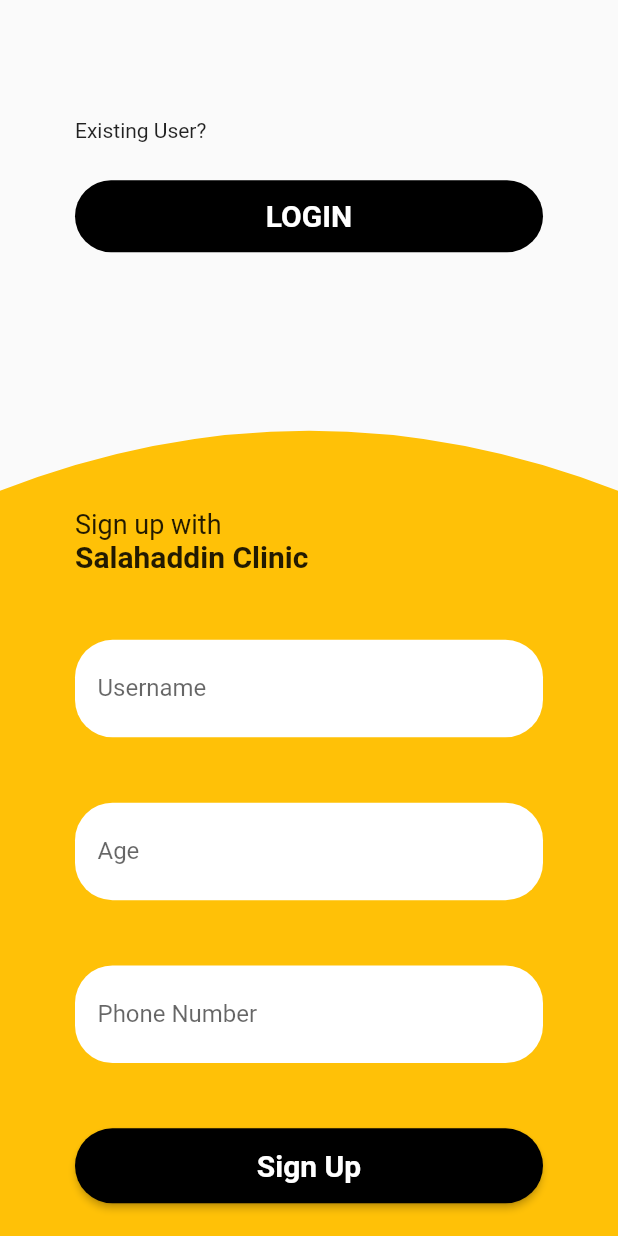
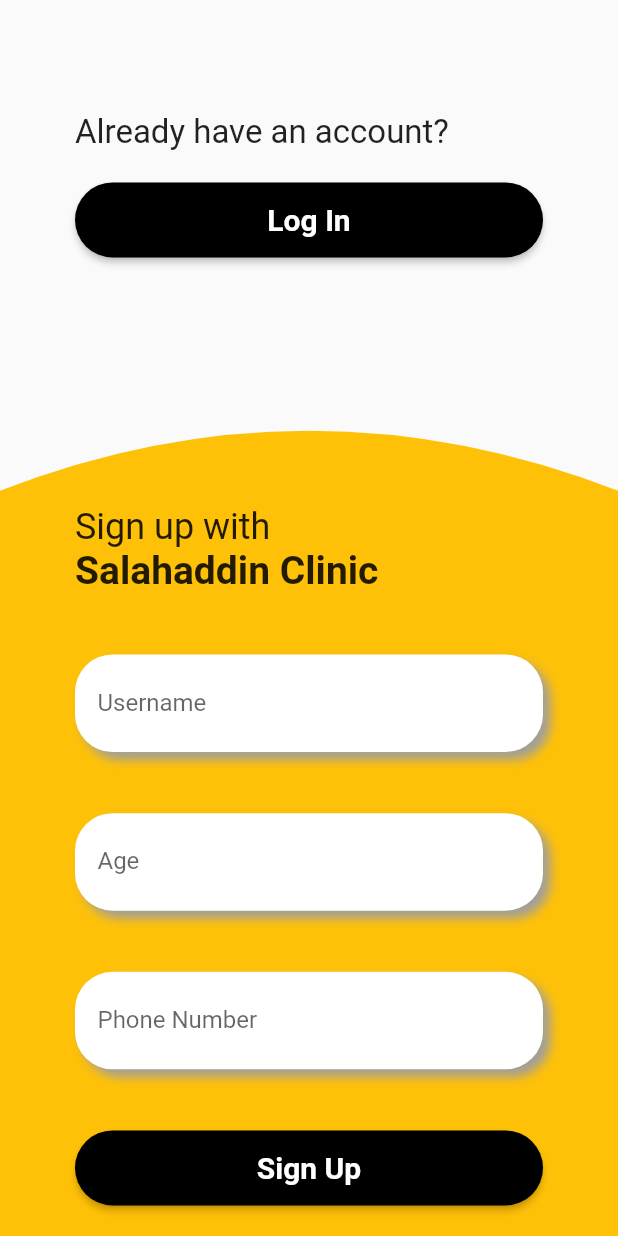
Before and after one commit to CaptainLala/clinic_reservation_app, a Flutter app: the screen it shows after launch, after a tap on "Sign Up", on a phone screen of 412 x 824 dp. Run offline on Flutter 3.47's test engine with Material 2 defaults, Android fonts, the phone set to English and light mode, and no system bars; drawn by our look-alikes of auto_size_text.

Commit message:
Code Optimization
Hamno

```diff
--- a/lib/main.dart
+++ b/lib/main.dart
@@ -14,7 +14,8 @@ class MyApp extends StatelessWidget {
     return MaterialApp(
       debugShowCheckedModeBanner: false,
       theme: ThemeData(
-        primarySwatch: Colors.blue,
+        primarySwatch: Colors.blueGrey,
+        primaryColor: Colors.amber,
       ),
       home: const LoginScreen(),
       routes: {
--- a/lib/screens/login_screen.dart
+++ b/lib/screens/login_screen.dart
@@ -1,6 +1,7 @@
 import 'package:auto_size_text/auto_size_text.dart';
 import 'package:clinic_reservation_app/screens/signup_screen.dart';
 import 'package:clinic_reservation_app/widgets/default_button.dart';
+import 'package:clinic_reservation_app/widgets/elevated_container.dart';
 import 'package:flutter/material.dart';
 import 'package:flutter/painting.dart';
 import 'package:flutter/widgets.dart';
@@ -33,7 +34,7 @@ class _LoginScreenState extends State<LoginScreen> {
             padding: const EdgeInsets.symmetric(horizontal: 50),
             child: Column(
               crossAxisAlignment: CrossAxisAlignment.stretch,
-              mainAxisAlignment: MainAxisAlignment.spaceAround,
+              mainAxisAlignment: MainAxisAlignment.spaceEvenly,
               children: [
                 Column(
                   crossAxisAlignment: CrossAxisAlignment.start,
@@ -41,30 +42,27 @@ class _LoginScreenState extends State<LoginScreen> {
                     AutoSizeText(
                       'Welcome to',
                       style: TextStyle(
-                        fontSize: 18,
+                        fontSize: 24,
                       ),
                     ),
                     AutoSizeText(
                       'Salahaddin Clinic',
                       style: TextStyle(
                         fontWeight: FontWeight.bold,
-                        fontSize: 20,
+                        fontSize: 26,
                       ),
                     ),
                     AutoSizeText(
                       'Please login to continue',
                       style: TextStyle(
-                        fontSize: 20,
+                        fontSize: 24,
                       ),
                     ),
                   ],
                 ),
-                Container(
-                  decoration: BoxDecoration(
-                    color: Colors.amber,
-                    borderRadius: BorderRadius.circular(25),
-                  ),
-                  child: TextField(
+                ElevatedContainer(
+                  color: Theme.of(context).primaryColor,
+                  widget: TextField(
                     keyboardType: TextInputType.phone,
                     controller: _phoneController,
                     textInputAction: TextInputAction.done,
--- a/lib/screens/signup_screen.dart
+++ b/lib/screens/signup_screen.dart
@@ -1,6 +1,7 @@
 import 'package:auto_size_text/auto_size_text.dart';
 import 'package:clinic_reservation_app/screens/login_screen.dart';
 import 'package:clinic_reservation_app/widgets/default_button.dart';
+import 'package:clinic_reservation_app/widgets/elevated_container.dart';
 import 'package:flutter/material.dart';
 
 class SignUpScreen extends StatefulWidget {
@@ -34,35 +35,23 @@ class _SignUpScreenState extends State<SignUpScreen> {
             height: MediaQuery.of(context).size.height * 0.3,
             padding: const EdgeInsets.symmetric(horizontal: 50),
             child: Column(
-              mainAxisAlignment: MainAxisAlignment.spaceEvenly,
               crossAxisAlignment: CrossAxisAlignment.start,
-              children: [
-                const Spacer(),
-                const AutoSizeText('Existing User?'),
-                const SizedBox(
-                  height: 25,
-                ),
-                Container(
-                  width: MediaQuery.of(context).size.width,
-                  decoration: BoxDecoration(
-                    borderRadius: BorderRadius.circular(25),
-                    color: Colors.black,
-                  ),
-                  child: TextButton(
-                    onPressed: () {
-                      Navigator.of(context)
-                          .pushReplacementNamed(LoginScreen.routeName);
-                    },
-                    child: const AutoSizeText(
-                      'LOGIN',
-                      style: TextStyle(
-                          fontWeight: FontWeight.bold,
-                          fontSize: 20,
-                          color: Colors.white),
-                    ),
+              children: const [
+                Spacer(),
+                AutoSizeText(
+                  'Already have an account?',
+                  style: TextStyle(
+                    fontSize: 22,
                   ),
                 ),
-                const Spacer(),
+                SizedBox(
+                  height: 20,
+                ),
+                DefaultButton(
+                  label: 'Log In',
+                  route: LoginScreen.routeName,
+                ),
+                Spacer(),
               ],
             ),
           ),
@@ -84,57 +73,51 @@ class _SignUpScreenState extends State<SignUpScreen> {
                       AutoSizeText(
                         'Sign up with',
                         style: TextStyle(
-                          fontSize: 18,
+                          fontSize: 24,
                         ),
                       ),
                       AutoSizeText(
                         'Salahaddin Clinic',
                         style: TextStyle(
                           fontWeight: FontWeight.bold,
-                          fontSize: 20,
+                          fontSize: 26,
                         ),
                       ),
                     ],
                   ),
-                  Container(
-                    decoration: BoxDecoration(
-                      color: Colors.white,
-                      borderRadius: BorderRadius.circular(25),
-                    ),
-                    child: const TextField(
+                  ElevatedContainer(
+                    color: Colors.white,
+                    widget: TextField(
+                      controller: _usernameController,
                       keyboardType: TextInputType.text,
                       textInputAction: TextInputAction.next,
-                      decoration: InputDecoration(
+                      decoration: const InputDecoration(
                         border: InputBorder.none,
                         contentPadding: EdgeInsets.all(15),
                         label: AutoSizeText('Username'),
                       ),
                     ),
                   ),
-                  Container(
-                    decoration: BoxDecoration(
-                      color: Colors.white,
-                      borderRadius: BorderRadius.circular(25),
-                    ),
-                    child: const TextField(
+                  ElevatedContainer(
+                    color: Colors.white,
+                    widget: TextField(
+                      controller: _ageController,
                       keyboardType: TextInputType.number,
                       textInputAction: TextInputAction.next,
-                      decoration: InputDecoration(
+                      decoration: const InputDecoration(
                         border: InputBorder.none,
                         contentPadding: EdgeInsets.all(15),
                         label: AutoSizeText('Age'),
                       ),
                     ),
                   ),
-                  Container(
-                    decoration: BoxDecoration(
-                      color: Colors.white,
-                      borderRadius: BorderRadius.circular(25),
-                    ),
-                    child: const TextField(
+                  ElevatedContainer(
+                    color: Colors.white,
+                    widget: TextField(
+                      controller: _phoneController,
                       keyboardType: TextInputType.phone,
                       textInputAction: TextInputAction.done,
-                      decoration: InputDecoration(
+                      decoration: const InputDecoration(
                         border: InputBorder.none,
                         contentPadding: EdgeInsets.all(15),
                         label: AutoSizeText('Phone Number'),
--- /dev/null
+++ b/lib/widgets/elevated_container.dart
@@ -0,0 +1,26 @@
+import 'package:flutter/material.dart';
+
+class ElevatedContainer extends StatelessWidget {
+  final Widget widget;
+  final Color color;
+  const ElevatedContainer({Key? key, required this.widget, required this.color})
+      : super(key: key);
+
+  @override
+  Widget build(BuildContext context) {
+    return Container(
+      decoration: BoxDecoration(
+        color: color,
+        borderRadius: BorderRadius.circular(25),
+        boxShadow: const [
+          BoxShadow(
+            color: Colors.grey,
+            offset: Offset(5, 5),
+            blurRadius: 5,
+          ),
+        ],
+      ),
+      child: widget,
+    );
+  }
+}
```
